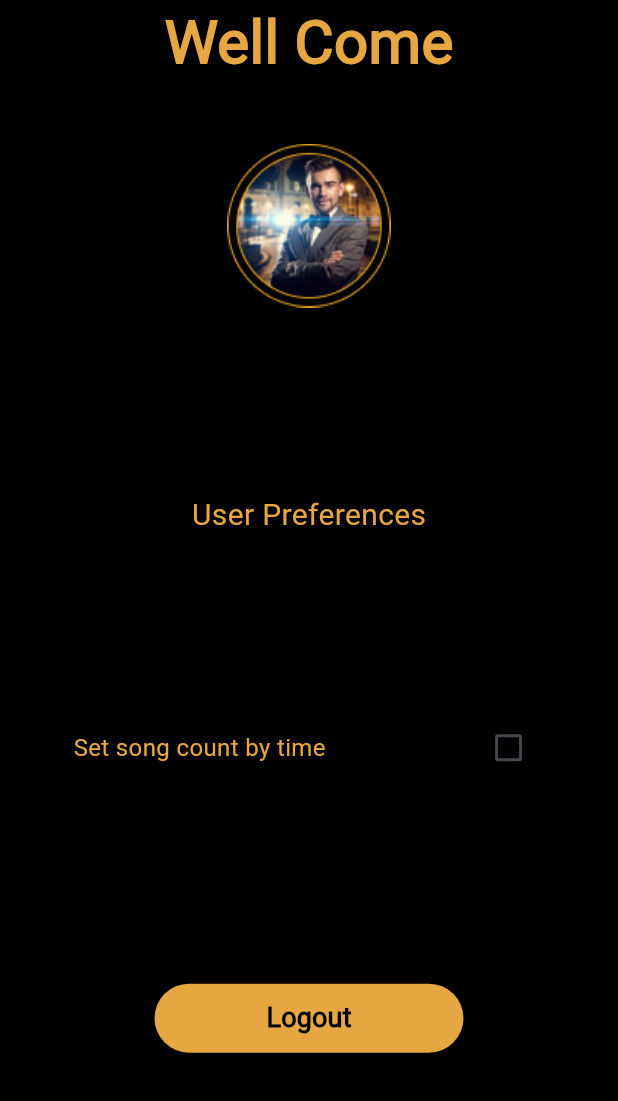
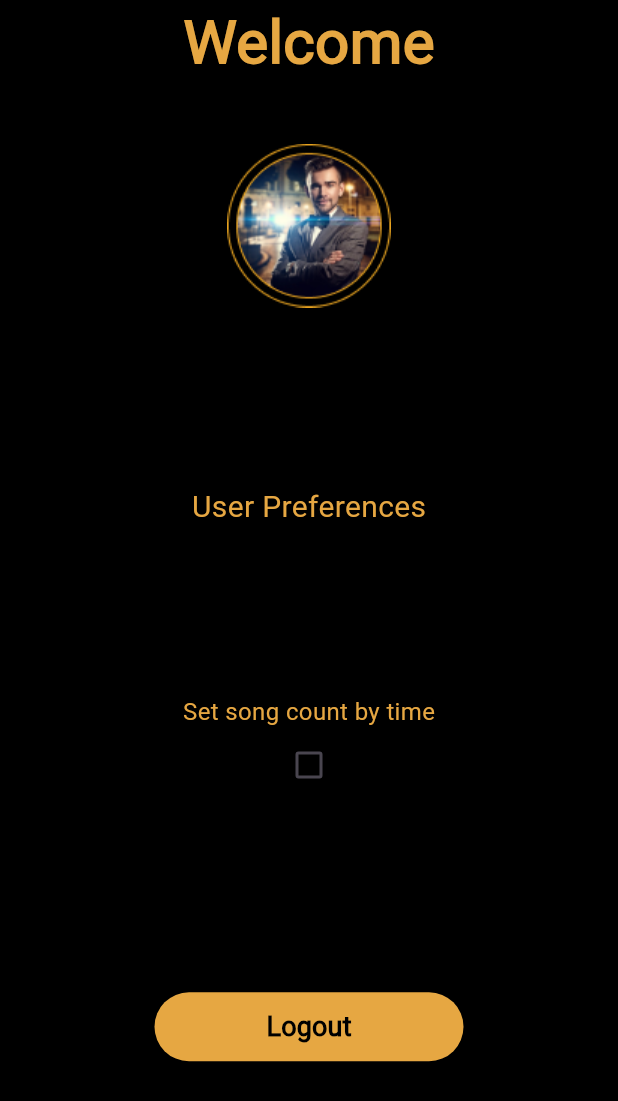
Before and after one commit to yashithasahan/Candela-Mobile, a Flutter app: the Profile screen opened directly, on a phone screen of 412 x 824 dp. Shown: the top 1101 px of the screen. Run offline on Flutter 3.47's test engine with Material 3 defaults, Android fonts, the phone set to English and light mode, and no system bars; our stand-ins replace cloud_firestore, firebase_auth, firebase_core, firebase_storage, flutter_form_builder, flutter_svg and 5 more; missing offline and left inert: flutter_stripe, form_builder_phone_field; accounts and stored records are empty; project files that could hold a hidden picture were left out.

Commit message:
Fix spanish issues

```diff
--- a/lib/src/Locale/locale_string.dart
+++ b/lib/src/Locale/locale_string.dart
@@ -100,7 +100,14 @@ class LocalString extends Translations {
           'vip-pay': 'Vip Payment:',
           'tot-pay': 'Total Payment:',
           'start-date': 'Start Date and Time',
-          'end-date': 'End Date and Time'
+          'end-date': 'End Date and Time',
+          'total-duration': 'Total Duration:',
+          'number-of-songs': 'Number of Songs:',
+          'welcome': 'Welcome',
+          'user-preferences': 'User Preferences',
+          'set-song-count': 'Set song count by time',
+          'default-time': 'Default Time',
+          'logout': 'Logout'
         },
         'es_ES': {
           'register-title': 'REGISTRO DE CASA VIP',
@@ -201,7 +208,14 @@ class LocalString extends Translations {
           'vip-pay': 'Pago Vip:',
           'tot-pay': 'Pago total:',
           'start-date': 'Fecha y hora de inicio',
-          'end-date': 'Fecha y hora de finalización'
+          'end-date': 'Fecha y hora de finalización',
+          'total-duration': 'Duración total:',
+          'number-of-songs': 'Número de canciones:',
+          'welcome': 'Bienvenido',
+          'user-preferences': 'Preferencias del usuario',
+          'set-song-count': 'Establecer el recuento de canciones por tiempo',
+          'default-time': 'Hora predeterminada',
+          'logout': 'Cerrar sesión'
         },
       };
 }
--- a/lib/src/features/home/home_screen.dart
+++ b/lib/src/features/home/home_screen.dart
@@ -1,7 +1,6 @@
 import 'dart:async';
 
 import 'package:candela_maker/src/constants/constants.dart';
-import 'package:candela_maker/src/features/authentication/register/register.dart';
 import 'package:candela_maker/src/features/home/timer_screen.dart';
 import 'package:candela_maker/src/features/profile/profile_screen.dart';
 import 'package:candela_maker/src/features/vip_payment/vip_payment_screen.dart';
@@ -46,7 +45,7 @@ class _HomeScreenState extends State<HomeScreen> {
   }
 
   final List<Widget> _widgetOptions = [
-    Profile(),
+    const Profile(),
     const TimerScreen(),
     const VIPPaymentScreen(),
     const VIPReportAccess(),
--- a/lib/src/features/profile/profile_screen.dart
+++ b/lib/src/features/profile/profile_screen.dart
@@ -1,9 +1,5 @@
-import 'dart:convert';
-
 import 'package:candela_maker/src/common_widgets/primary_button.dart';
 import 'package:candela_maker/src/constants/constants.dart';
-import 'package:candela_maker/src/features/authentication/models/user_model.dart';
-import 'package:candela_maker/src/features/authentication/register/register.dart';
 import 'package:candela_maker/src/features/authentication/services/auth_service.dart';
 import 'package:candela_maker/src/features/home/controllers/timer_controller.dart';
 import 'package:firebase_auth/firebase_auth.dart';
@@ -35,9 +31,9 @@ class _ProfileState extends State<Profile> {
             children: [
               Column(
                 children: [
-                  const Text(
-                    "Well Come",
-                    style: TextStyle(
+                  Text(
+                    "welcome".tr,
+                    style: const TextStyle(
                         fontSize: 40,
                         fontWeight: FontWeight.w800,
                         color: kPrimaryColor),
@@ -54,27 +50,28 @@ class _ProfileState extends State<Profile> {
                       child: Image.asset("assets/images/vip-agree.png")),
                 ],
               ),
-              const Text(
-                "User Preferences",
-                style: TextStyle(fontSize: 20, color: kPrimaryColor),
+              Text(
+                "user-preferences".tr,
+                style: const TextStyle(fontSize: 20, color: kPrimaryColor),
               ),
               Obx(
                 () => Column(
                   children: [
-                    Row(
-                      mainAxisAlignment: MainAxisAlignment.spaceAround,
-                      children: [
-                        const Text(
-                          "Set song count by time",
-                          style: TextStyle(fontSize: 16, color: kPrimaryColor),
+                    Padding(
+                      padding: const EdgeInsets.symmetric(horizontal: 20),
+                      child: Expanded(
+                        child: Text(
+                          "set-song-count".tr,
+                          style: const TextStyle(
+                              fontSize: 16, color: kPrimaryColor),
                         ),
-                        Checkbox(
-                            value: _timerController.isSongCountByTime.value,
-                            onChanged: (value) {
-                              _timerController.isSongCountByTime.value = value!;
-                            })
-                      ],
+                      ),
                     ),
+                    Checkbox(
+                        value: _timerController.isSongCountByTime.value,
+                        onChanged: (value) {
+                          _timerController.isSongCountByTime.value = value!;
+                        }),
                     AnimatedContainer(
                         margin: const EdgeInsets.all(8),
                         alignment: Alignment.center,
@@ -85,15 +82,16 @@ class _ProfileState extends State<Profile> {
                             color: kSecondaryColor,
                             borderRadius: BorderRadius.circular(12)),
                         duration: const Duration(milliseconds: 200),
-                        child: const Text(
-                          "Defaut time 03:30:00",
-                          style: TextStyle(fontSize: 14, color: kPrimaryColor),
+                        child: Text(
+                          "${'default-time'.tr} 03:30:00",
+                          style: const TextStyle(
+                              fontSize: 14, color: kPrimaryColor),
                         )),
                   ],
                 ),
               ),
               PrimaryButton(
-                  text: "Logout",
+                  text: "logout".tr,
                   press: () => {AuthService().logout()},
                   width: 0.5),
               const SizedBox(
--- a/lib/src/features/vip_payment/vip_payment_screen.dart
+++ b/lib/src/features/vip_payment/vip_payment_screen.dart
@@ -229,7 +229,7 @@ class _VIPPaymentScreenState extends State<VIPPaymentScreen> {
               ),
             ),
             const SizedBox(
-              height: 40,
+              height: 20,
             ),
             isLoading
                 ? const Center(
@@ -253,7 +253,10 @@ class _VIPPaymentScreenState extends State<VIPPaymentScreen> {
                         }
                       }
                     },
-                    width: 0.6)
+                    width: 0.6),
+            const SizedBox(
+              height: 20,
+            ),
           ],
         ),
       ),
--- a/lib/src/features/vip_report/widgets/transaction_details_box.dart
+++ b/lib/src/features/vip_report/widgets/transaction_details_box.dart
@@ -49,10 +49,11 @@ class TransactionDetailsBox extends StatelessWidget {
           Text('${'vip-pay'.tr} \$ $vipPayment', style: textStyle),
           Text('${'tot-pay'.tr} \$ ${tipPayment + vipPayment}',
               style: textStyle),
-          Text('Number of  Songs:  $totalSOngs', style: textStyle),
-          Text('Total Duration:  ${duration.substring(0, 8)}',
+          Text('${'number-of-songs'.tr}  $totalSOngs', style: textStyle),
+          Text('${'total-duration'.tr}  ${duration.substring(0, 8)}',
               style: textStyle),
-          Text('${'date-time'.tr} ${songDate.toLocal().toString().substring(0, 16)}',
+          Text(
+              '${'date-time'.tr} ${songDate.toLocal().toString().substring(0, 16)}',
               style: textStyle), // Formatting the date to a local date string
         ],
       ),
```
Also changed, not shown: lib/src/features/home/widgets/song_timer.dart (+1 -7 lines).
